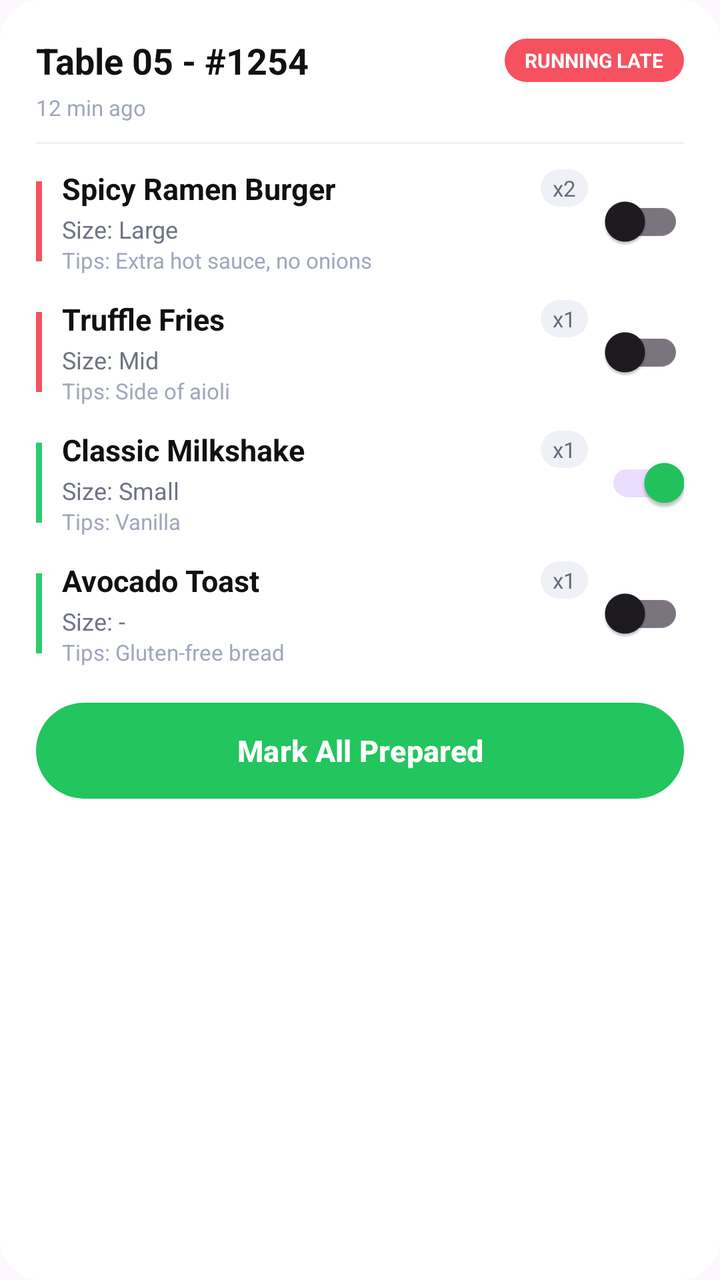
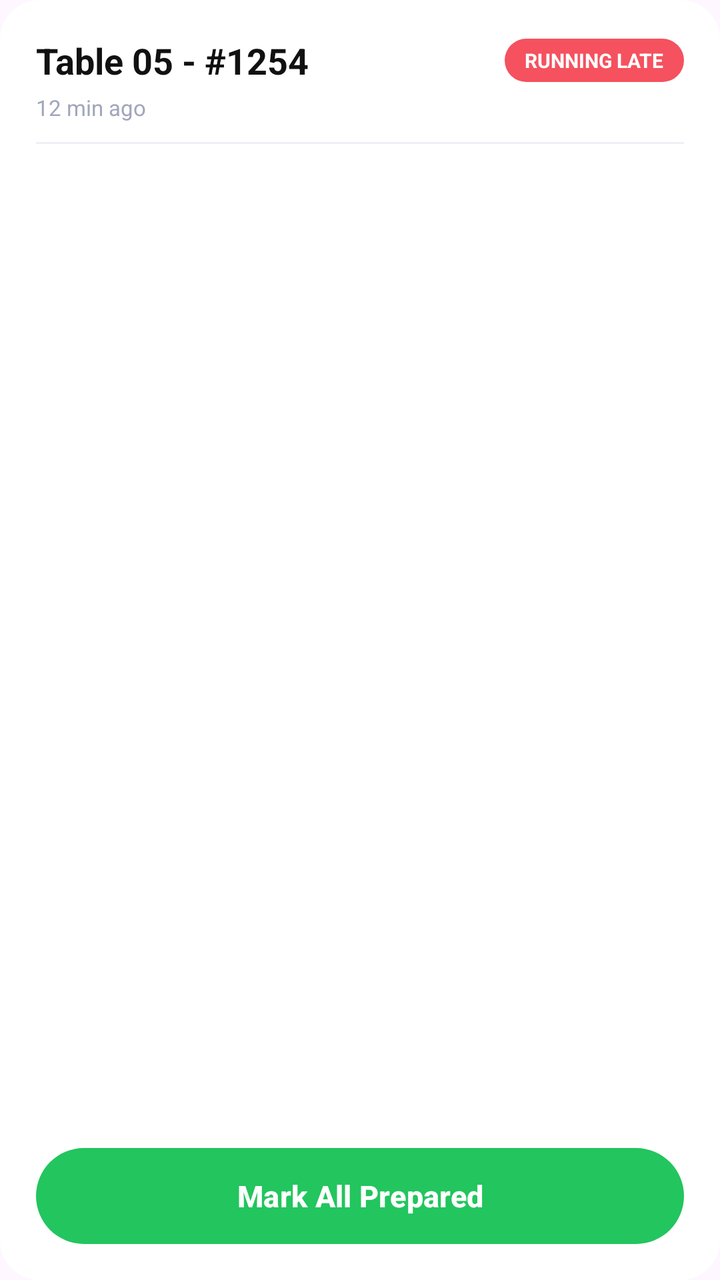

Before-and-after screenshots of an Android layout around one commit, followed by the original layout XML and the change that was made.
<!-- AndroidManifest.xml: application theme Theme.StreetFeast -->
<!-- res/layout/order_card_item.xml -->
<?xml version="1.0" encoding="utf-8"?>
<LinearLayout xmlns:android="http://schemas.android.com/apk/res/android"
    xmlns:app="http://schemas.android.com/apk/res-auto"
    android:id="@+id/orderCard"
    android:layout_width="match_parent"
    android:layout_height="match_parent"
    android:background="@drawable/bg_card"
    android:orientation="vertical"
    android:padding="18dp">

    
    <LinearLayout
        android:layout_width="match_parent"
        android:layout_height="wrap_content"
        android:gravity="center_vertical"
        android:orientation="horizontal">

        <TextView
            android:id="@+id/tvTableHeader"
            android:layout_width="0dp"
            android:layout_height="wrap_content"
            android:layout_weight="1"
            android:ellipsize="end"
            android:maxLines="1"
            android:text="Table 05 - #1254"
            android:textColor="#111111"
            android:textSize="18sp"
            android:textStyle="bold" />

        <TextView
            android:id="@+id/badgeRunningLate"
            android:layout_width="wrap_content"
            android:layout_height="wrap_content"
            android:background="@drawable/bg_badge_running_late"
            android:paddingStart="10dp"
            android:paddingEnd="10dp"
            android:paddingTop="4dp"
            android:paddingBottom="4dp"
            android:text="RUNNING LATE"
            android:textAllCaps="true"
            android:textColor="@android:color/white"
            android:textSize="10sp"
            android:textStyle="bold" />
    </LinearLayout>

    <TextView
        android:id="@+id/tvLastUpdated"
        android:layout_width="wrap_content"
        android:layout_height="wrap_content"
        android:layout_marginTop="4dp"
        android:text="12 min ago"
        android:textColor="#A0A7BC"
        android:textSize="11sp" />

    
    <View
        android:layout_width="match_parent"
        android:layout_height="1dp"
        android:layout_marginTop="10dp"
        android:background="#EEF0F5" />

    

    
    <LinearLayout
        android:id="@+id/item1"
        android:layout_width="match_parent"
        android:layout_height="wrap_content"
        android:layout_marginTop="12dp"
        android:gravity="center_vertical"
        android:orientation="horizontal">

        
        <View
            android:id="@+id/colorBar1"
            android:layout_width="3dp"
            android:layout_height="40dp"
            android:layout_marginEnd="10dp"
            android:background="#F5515F" />

        
        <LinearLayout
            android:layout_width="0dp"
            android:layout_height="wrap_content"
            android:layout_weight="1"
            android:orientation="vertical">

            <LinearLayout
                android:layout_width="match_parent"
                android:layout_height="wrap_content"
                android:gravity="center_vertical"
                android:orientation="horizontal">

                <TextView
                    android:id="@+id/tvItem1Name"
                    android:layout_width="0dp"
                    android:layout_height="wrap_content"
                    android:layout_weight="1"
                    android:ellipsize="end"
                    android:maxLines="1"
                    android:text="Spicy Ramen Burger"
                    android:textColor="#111111"
                    android:textSize="15sp"
                    android:textStyle="bold" />

                <TextView
                    android:id="@+id/tvItem1Qty"
                    android:layout_width="wrap_content"
                    android:layout_height="wrap_content"
                    android:layout_marginStart="8dp"
                    android:background="@drawable/bg_qty_badge"
                    android:paddingStart="6dp"
                    android:paddingEnd="6dp"
                    android:paddingTop="2dp"
                    android:paddingBottom="2dp"
                    android:text="x2"
                    android:textColor="#666A7A"
                    android:textSize="11sp" />
            </LinearLayout>

            <TextView
                android:id="@+id/tvItem1Size"
                android:layout_width="wrap_content"
                android:layout_height="wrap_content"
                android:layout_marginTop="2dp"
                android:ellipsize="end"
                android:maxLines="1"
                android:text="Size: Large"
                android:textColor="#6F7384"
                android:textSize="12sp" />

            <TextView
                android:id="@+id/tvItem1Tips"
                android:layout_width="match_parent"
                android:layout_height="wrap_content"
                android:ellipsize="end"
                android:maxLines="1"
                android:text="Tips: Extra hot sauce, no onions"
                android:textColor="#A0A7BC"
                android:textSize="11sp" />
        </LinearLayout>

        <ImageView
            android:id="@+id/preparedIcon1"
            android:layout_width="18dp"
            android:layout_height="18dp"
            android:layout_marginEnd="8dp"
            android:visibility="gone"
            app:tint="#2ECC71"
            android:src="@drawable/ic_check_white_20"
            android:contentDescription="@null" />

        <androidx.appcompat.widget.SwitchCompat
            android:id="@+id/switchItem1"
            android:layout_width="wrap_content"
            android:layout_height="wrap_content" />
    </LinearLayout>

    
    <LinearLayout
        android:id="@+id/item2"
        android:layout_width="match_parent"
        android:layout_height="wrap_content"
        android:layout_marginTop="12dp"
        android:gravity="center_vertical"
        android:orientation="horizontal">

        <View
            android:id="@+id/colorBar2"
            android:layout_width="3dp"
            android:layout_height="40dp"
            android:layout_marginEnd="10dp"
            android:background="#F5515F" />

        <LinearLayout
            android:layout_width="0dp"
            android:layout_height="wrap_content"
            android:layout_weight="1"
            android:orientation="vertical">

            <LinearLayout
                android:layout_width="match_parent"
                android:layout_height="wrap_content"
                android:gravity="center_vertical"
                android:orientation="horizontal">

                <TextView
                    android:id="@+id/tvItem2Name"
                    android:layout_width="0dp"
                    android:layout_height="wrap_content"
                    android:layout_weight="1"
                    android:ellipsize="end"
                    android:maxLines="1"
                    android:text="Truffle Fries"
                    android:textColor="#111111"
                    android:textSize="15sp"
                    android:textStyle="bold" />

                <TextView
                    android:id="@+id/tvItem2Qty"
                    android:layout_width="wrap_content"
                    android:layout_height="wrap_content"
                    android:layout_marginStart="8dp"
                    android:background="@drawable/bg_qty_badge"
                    android:paddingStart="6dp"
                    android:paddingEnd="6dp"
                    android:paddingTop="2dp"
                    android:paddingBottom="2dp"
                    android:text="x1"
                    android:textColor="#666A7A"
                    android:textSize="11sp" />
            </LinearLayout>

            <TextView
                android:id="@+id/tvItem2Size"
                android:layout_width="wrap_content"
                android:layout_height="wrap_content"
                android:layout_marginTop="2dp"
                android:ellipsize="end"
                android:maxLines="1"
                android:text="Size: Mid"
                android:textColor="#6F7384"
                android:textSize="12sp" />

            <TextView
                android:id="@+id/tvItem2Tips"
                android:layout_width="match_parent"
                android:layout_height="wrap_content"
                android:ellipsize="end"
                android:maxLines="1"
                android:text="Tips: Side of aioli"
                android:textColor="#A0A7BC"
                android:textSize="11sp" />
        </LinearLayout>

        <ImageView
            android:id="@+id/preparedIcon2"
            android:layout_width="18dp"
            android:layout_height="18dp"
            android:layout_marginEnd="8dp"
            android:visibility="gone"
            app:tint="#2ECC71"
            android:src="@drawable/ic_check_white_20"
            android:contentDescription="@null" />

        <androidx.appcompat.widget.SwitchCompat
            android:id="@+id/switchItem2"
            android:layout_width="wrap_content"
            android:layout_height="wrap_content" />
    </LinearLayout>

    
    <LinearLayout
        android:id="@+id/item3"
        android:layout_width="match_parent"
        android:layout_height="wrap_content"
        android:layout_marginTop="12dp"
        android:gravity="center_vertical"
        android:orientation="horizontal">

        <View
            android:id="@+id/colorBar3"
            android:layout_width="3dp"
            android:layout_height="40dp"
            android:layout_marginEnd="10dp"
            android:background="#2ECC71" />

        <LinearLayout
            android:layout_width="0dp"
            android:layout_height="wrap_content"
            android:layout_weight="1"
            android:orientation="vertical">

            <LinearLayout
                android:layout_width="match_parent"
                android:layout_height="wrap_content"
                android:gravity="center_vertical"
                android:orientation="horizontal">

                <TextView
                    android:id="@+id/tvItem3Name"
                    android:layout_width="0dp"
                    android:layout_height="wrap_content"
                    android:layout_weight="1"
                    android:ellipsize="end"
                    android:maxLines="1"
                    android:text="Classic Milkshake"
                    android:textColor="#111111"
                    android:textSize="15sp"
                    android:textStyle="bold" />

                <TextView
                    android:id="@+id/tvItem3Qty"
                    android:layout_width="wrap_content"
                    android:layout_height="wrap_content"
                    android:layout_marginStart="8dp"
                    android:background="@drawable/bg_qty_badge"
                    android:paddingStart="6dp"
                    android:paddingEnd="6dp"
                    android:paddingTop="2dp"
                    android:paddingBottom="2dp"
                    android:text="x1"
                    android:textColor="#666A7A"
                    android:textSize="11sp" />
            </LinearLayout>

            <TextView
                android:id="@+id/tvItem3Size"
                android:layout_width="wrap_content"
                android:layout_height="wrap_content"
                android:layout_marginTop="2dp"
                android:ellipsize="end"
                android:maxLines="1"
                android:text="Size: Small"
                android:textColor="#6F7384"
                android:textSize="12sp" />

            <TextView
                android:id="@+id/tvItem3Tips"
                android:layout_width="match_parent"
                android:layout_height="wrap_content"
                android:ellipsize="end"
                android:maxLines="1"
                android:text="Tips: Vanilla"
                android:textColor="#A0A7BC"
                android:textSize="11sp" />
        </LinearLayout>

        <ImageView
            android:id="@+id/preparedIcon3"
            android:layout_width="18dp"
            android:layout_height="18dp"
            android:layout_marginEnd="8dp"
            android:visibility="gone"
            app:tint="#2ECC71"
            android:src="@drawable/ic_check_white_20"
            android:contentDescription="@null" />

        <androidx.appcompat.widget.SwitchCompat
            android:id="@+id/switchItem3"
            android:layout_width="wrap_content"
            android:layout_height="wrap_content"
            android:checked="true" />
    </LinearLayout>

    
    <LinearLayout
        android:id="@+id/item4"
        android:layout_width="match_parent"
        android:layout_height="wrap_content"
        android:layout_marginTop="12dp"
        android:gravity="center_vertical"
        android:orientation="horizontal">

        <View
            android:id="@+id/colorBar4"
            android:layout_width="3dp"
            android:layout_height="40dp"
            android:layout_marginEnd="10dp"
            android:background="#2ECC71" />

        <LinearLayout
            android:layout_width="0dp"
            android:layout_height="wrap_content"
            android:layout_weight="1"
            android:orientation="vertical">

            <LinearLayout
                android:layout_width="match_parent"
                android:layout_height="wrap_content"
                android:gravity="center_vertical"
                android:orientation="horizontal">

                <TextView
                    android:id="@+id/tvItem4Name"
                    android:layout_width="0dp"
                    android:layout_height="wrap_content"
                    android:layout_weight="1"
                    android:ellipsize="end"
                    android:maxLines="1"
                    android:text="Avocado Toast"
                    android:textColor="#111111"
                    android:textSize="15sp"
                    android:textStyle="bold" />

                <TextView
                    android:id="@+id/tvItem4Qty"
                    android:layout_width="wrap_content"
                    android:layout_height="wrap_content"
                    android:layout_marginStart="8dp"
                    android:background="@drawable/bg_qty_badge"
                    android:paddingStart="6dp"
                    android:paddingEnd="6dp"
                    android:paddingTop="2dp"
                    android:paddingBottom="2dp"
                    android:text="x1"
                    android:textColor="#666A7A"
                    android:textSize="11sp" />
            </LinearLayout>

            <TextView
                android:id="@+id/tvItem4Size"
                android:layout_width="wrap_content"
                android:layout_height="wrap_content"
                android:layout_marginTop="2dp"
                android:ellipsize="end"
                android:maxLines="1"
                android:text="Size: -"
                android:textColor="#6F7384"
                android:textSize="12sp" />

            <TextView
                android:id="@+id/tvItem4Tips"
                android:layout_width="match_parent"
                android:layout_height="wrap_content"
                android:ellipsize="end"
                android:maxLines="1"
                android:text="Tips: Gluten-free bread"
                android:textColor="#A0A7BC"
                android:textSize="11sp" />
        </LinearLayout>

        <ImageView
            android:id="@+id/preparedIcon4"
            android:layout_width="18dp"
            android:layout_height="18dp"
            android:layout_marginEnd="8dp"
            android:visibility="gone"
            app:tint="#2ECC71"
            android:src="@drawable/ic_check_white_20"
            android:contentDescription="@null" />

        <androidx.appcompat.widget.SwitchCompat
            android:id="@+id/switchItem4"
            android:layout_width="wrap_content"
            android:layout_height="wrap_content" />
    </LinearLayout>

    <TextView
        android:id="@+id/tvMoreItems"
        android:layout_width="wrap_content"
        android:layout_height="wrap_content"
        android:layout_marginTop="8dp"
        android:text="+3 more"
        android:textColor="#6F7384"
        android:textSize="12sp"
        android:ellipsize="end"
        android:singleLine="true"
        android:visibility="gone" />

    
    <Button
        android:id="@+id/btnMarkAllPrepared"
        android:layout_width="match_parent"
        android:layout_height="48dp"
        android:layout_marginTop="18dp"
        android:background="@drawable/bg_green_cta"
        android:text="Mark All Prepared"
        android:textAllCaps="false"
        android:textColor="@android:color/white"
        android:textSize="15sp"
        android:textStyle="bold" />

</LinearLayout>
<!-- resources referenced by this layout -->
<resources>
  <!-- drawable bg_badge_running_late (drawable) -->
  <shape xmlns:android="http://schemas.android.com/apk/res/android">
      <solid android:color="#F5515F" />
      <corners android:radius="999dp" />
  </shape>
  <!-- drawable bg_card (drawable) -->
  <shape xmlns:android="http://schemas.android.com/apk/res/android">
      <solid android:color="#FFFFFF" />
      <corners android:radius="20dp" />
      <padding
          android:left="0dp"
          android:top="0dp"
          android:right="0dp"
          android:bottom="0dp" />
      <shadowColor android:color="#22000000" />
  </shape>
  <!-- drawable bg_green_cta (drawable) -->
  <shape xmlns:android="http://schemas.android.com/apk/res/android">
      <solid android:color="#2ECC71" />
      <corners android:radius="24dp" />
  </shape>
  <!-- drawable bg_qty_badge (drawable) -->
  <shape xmlns:android="http://schemas.android.com/apk/res/android">
      <solid android:color="#EFF1F7" />
      <corners android:radius="999dp" />
  </shape>
  <!-- drawable ic_check_white_20 (drawable) -->
  <vector xmlns:android="http://schemas.android.com/apk/res/android"
      android:width="20dp" android:height="20dp"
      android:viewportWidth="24" android:viewportHeight="24">
      <path android:fillColor="#FFFFFF"
          android:pathData="M9,16.2 4.8,12 3.4,13.4 9,19 21,7 19.6,5.6z"/>
  </vector>
  <style name="Theme.StreetFeast" parent="Base.Theme.StreetFeast" />
  <style name="Base.Theme.StreetFeast" parent="Theme.Material3.Light.NoActionBar">
          <item name="colorPrimary">@color/action_primary</item>
          <item name="colorOnPrimary">@color/white</item>
          <item name="android:statusBarColor">@color/white</item>
          <item name="android:windowLightStatusBar">true</item>
          <item name="android:textColorPrimary">@color/text_primary</item>
          <item name="android:textColorSecondary">@color/text_secondary</item>
      </style>
  <color name="action_primary">#22C55E</color>
  <color name="white">#FFFFFFFF</color>
  <color name="text_primary">#1F2937</color>
  <color name="text_secondary">#6B7280</color>
</resources>

<!-- the commit's change to res/layout/order_card_item.xml (unified diff, before → after) -->
@@ -60,393 +60,22 @@
         android:background="#EEF0F5" />
 
     
-
-    
-    <LinearLayout
-        android:id="@+id/item1"
+    <androidx.core.widget.NestedScrollView
+        android:id="@+id/itemsScroll"
         android:layout_width="match_parent"
-        android:layout_height="wrap_content"
-        android:layout_marginTop="12dp"
-        android:gravity="center_vertical"
-        android:orientation="horizontal">
-
-        
-        <View
-            android:id="@+id/colorBar1"
-            android:layout_width="3dp"
-            android:layout_height="40dp"
-            android:layout_marginEnd="10dp"
-            android:background="#F5515F" />
-
-        
-        <LinearLayout
-            android:layout_width="0dp"
-            android:layout_height="wrap_content"
-            android:layout_weight="1"
-            android:orientation="vertical">
-
-            <LinearLayout
-                android:layout_width="match_parent"
-                android:layout_height="wrap_content"
-                android:gravity="center_vertical"
-                android:orientation="horizontal">
-
-                <TextView
-                    android:id="@+id/tvItem1Name"
-                    android:layout_width="0dp"
-                    android:layout_height="wrap_content"
-                    android:layout_weight="1"
-                    android:ellipsize="end"
-                    android:maxLines="1"
-                    android:text="Spicy Ramen Burger"
-                    android:textColor="#111111"
-                    android:textSize="15sp"
-                    android:textStyle="bold" />
-
-                <TextView
-                    android:id="@+id/tvItem1Qty"
-                    android:layout_width="wrap_content"
-                    android:layout_height="wrap_content"
-                    android:layout_marginStart="8dp"
-                    android:background="@drawable/bg_qty_badge"
-                    android:paddingStart="6dp"
-                    android:paddingEnd="6dp"
-                    android:paddingTop="2dp"
-                    android:paddingBottom="2dp"
-                    android:text="x2"
-                    android:textColor="#666A7A"
-                    android:textSize="11sp" />
-            </LinearLayout>
-
-            <TextView
-                android:id="@+id/tvItem1Size"
-                android:layout_width="wrap_content"
-                android:layout_height="wrap_content"
-                android:layout_marginTop="2dp"
-                android:ellipsize="end"
-                android:maxLines="1"
-                android:text="Size: Large"
-                android:textColor="#6F7384"
-                android:textSize="12sp" />
-
-            <TextView
-                android:id="@+id/tvItem1Tips"
-                android:layout_width="match_parent"
-                android:layout_height="wrap_content"
-                android:ellipsize="end"
-                android:maxLines="1"
-                android:text="Tips: Extra hot sauce, no onions"
-                android:textColor="#A0A7BC"
-                android:textSize="11sp" />
-        </LinearLayout>
-
-        <ImageView
-            android:id="@+id/preparedIcon1"
-            android:layout_width="18dp"
-            android:layout_height="18dp"
-            android:layout_marginEnd="8dp"
-            android:visibility="gone"
-            app:tint="#2ECC71"
-            android:src="@drawable/ic_check_white_20"
-            android:contentDescription="@null" />
-
-        <androidx.appcompat.widget.SwitchCompat
-            android:id="@+id/switchItem1"
-            android:layout_width="wrap_content"
-            android:layout_height="wrap_content" />
-    </LinearLayout>
-
-    
-    <LinearLayout
-        android:id="@+id/item2"
-        android:layout_width="match_parent"
-        android:layout_height="wrap_content"
-        android:layout_marginTop="12dp"
-        android:gravity="center_vertical"
-        android:orientation="horizontal">
-
-        <View
-            android:id="@+id/colorBar2"
-            android:layout_width="3dp"
-            android:layout_height="40dp"
-            android:layout_marginEnd="10dp"
-            android:background="#F5515F" />
+        android:layout_height="0dp"
+        android:layout_weight="1"
+        android:fillViewport="true"
+        android:overScrollMode="never"
+        android:scrollbars="none">
 
         <LinearLayout
-            android:layout_width="0dp"
+            android:id="@+id/itemsContainer"
+            android:layout_width="match_parent"
             android:layout_height="wrap_content"
-            android:layout_weight="1"
-            android:orientation="vertical">
+            android:orientation="vertical" />
 
-            <LinearLayout
-                android:layout_width="match_parent"
-                android:layout_height="wrap_content"
-                android:gravity="center_vertical"
-                android:orientation="horizontal">
-
-                <TextView
-                    android:id="@+id/tvItem2Name"
-                    android:layout_width="0dp"
-                    android:layout_height="wrap_content"
-                    android:layout_weight="1"
-                    android:ellipsize="end"
-                    android:maxLines="1"
-                    android:text="Truffle Fries"
-                    android:textColor="#111111"
-                    android:textSize="15sp"
-                    android:textStyle="bold" />
-
-                <TextView
-                    android:id="@+id/tvItem2Qty"
-                    android:layout_width="wrap_content"
-                    android:layout_height="wrap_content"
-                    android:layout_marginStart="8dp"
-                    android:background="@drawable/bg_qty_badge"
-                    android:paddingStart="6dp"
-                    android:paddingEnd="6dp"
-                    android:paddingTop="2dp"
-                    android:paddingBottom="2dp"
-                    android:text="x1"
-                    android:textColor="#666A7A"
-                    android:textSize="11sp" />
-            </LinearLayout>
-
-            <TextView
-                android:id="@+id/tvItem2Size"
-                android:layout_width="wrap_content"
-                android:layout_height="wrap_content"
-                android:layout_marginTop="2dp"
-                android:ellipsize="end"
-                android:maxLines="1"
-                android:text="Size: Mid"
-                android:textColor="#6F7384"
-                android:textSize="12sp" />
-
-            <TextView
-                android:id="@+id/tvItem2Tips"
-                android:layout_width="match_parent"
-                android:layout_height="wrap_content"
-                android:ellipsize="end"
-                android:maxLines="1"
-                android:text="Tips: Side of aioli"
-                android:textColor="#A0A7BC"
-                android:textSize="11sp" />
-        </LinearLayout>
-
-        <ImageView
-            android:id="@+id/preparedIcon2"
-            android:layout_width="18dp"
-            android:layout_height="18dp"
-            android:layout_marginEnd="8dp"
-            android:visibility="gone"
-            app:tint="#2ECC71"
-            android:src="@drawable/ic_check_white_20"
-            android:contentDescription="@null" />
-
-        <androidx.appcompat.widget.SwitchCompat
-            android:id="@+id/switchItem2"
-            android:layout_width="wrap_content"
-            android:layout_height="wrap_content" />
-    </LinearLayout>
-
-    
-    <LinearLayout
-        android:id="@+id/item3"
-        android:layout_width="match_parent"
-        android:layout_height="wrap_content"
-        android:layout_marginTop="12dp"
-        android:gravity="center_vertical"
-        android:orientation="horizontal">
-
-        <View
-            android:id="@+id/colorBar3"
-            android:layout_width="3dp"
-            android:layout_height="40dp"
-            android:layout_marginEnd="10dp"
-            android:background="#2ECC71" />
-
-        <LinearLayout
-            android:layout_width="0dp"
-            android:layout_height="wrap_content"
-            android:layout_weight="1"
-            android:orientation="vertical">
-
-            <LinearLayout
-                android:layout_width="match_parent"
-                android:layout_height="wrap_content"
-                android:gravity="center_vertical"
-                android:orientation="horizontal">
-
-                <TextView
-                    android:id="@+id/tvItem3Name"
-                    android:layout_width="0dp"
-                    android:layout_height="wrap_content"
-                    android:layout_weight="1"
-                    android:ellipsize="end"
-                    android:maxLines="1"
-                    android:text="Classic Milkshake"
-                    android:textColor="#111111"
-                    android:textSize="15sp"
-                    android:textStyle="bold" />
-
-                <TextView
-                    android:id="@+id/tvItem3Qty"
-                    android:layout_width="wrap_content"
-                    android:layout_height="wrap_content"
-                    android:layout_marginStart="8dp"
-                    android:background="@drawable/bg_qty_badge"
-                    android:paddingStart="6dp"
-                    android:paddingEnd="6dp"
-                    android:paddingTop="2dp"
-                    android:paddingBottom="2dp"
-                    android:text="x1"
-                    android:textColor="#666A7A"
-                    android:textSize="11sp" />
-            </LinearLayout>
-
-            <TextView
-                android:id="@+id/tvItem3Size"
-                android:layout_width="wrap_content"
-                android:layout_height="wrap_content"
-                android:layout_marginTop="2dp"
-                android:ellipsize="end"
-                android:maxLines="1"
-                android:text="Size: Small"
-                android:textColor="#6F7384"
-                android:textSize="12sp" />
-
-            <TextView
-                android:id="@+id/tvItem3Tips"
-                android:layout_width="match_parent"
-                android:layout_height="wrap_content"
-                android:ellipsize="end"
-                android:maxLines="1"
-                android:text="Tips: Vanilla"
-                android:textColor="#A0A7BC"
-                android:textSize="11sp" />
-        </LinearLayout>
-
-        <ImageView
-            android:id="@+id/preparedIcon3"
-            android:layout_width="18dp"
-            android:layout_height="18dp"
-            android:layout_marginEnd="8dp"
-            android:visibility="gone"
-            app:tint="#2ECC71"
-            android:src="@drawable/ic_check_white_20"
-            android:contentDescription="@null" />
-
-        <androidx.appcompat.widget.SwitchCompat
-            android:id="@+id/switchItem3"
-            android:layout_width="wrap_content"
-            android:layout_height="wrap_content"
-            android:checked="true" />
-    </LinearLayout>
-
-    
-    <LinearLayout
-        android:id="@+id/item4"
-        android:layout_width="match_parent"
-        android:layout_height="wrap_content"
-        android:layout_marginTop="12dp"
-        android:gravity="center_vertical"
-        android:orientation="horizontal">
-
-        <View
-            android:id="@+id/colorBar4"
-            android:layout_width="3dp"
-            android:layout_height="40dp"
-            android:layout_marginEnd="10dp"
-            android:background="#2ECC71" />
-
-        <LinearLayout
-            android:layout_width="0dp"
-            android:layout_height="wrap_content"
-            android:layout_weight="1"
-            android:orientation="vertical">
-
-            <LinearLayout
-                android:layout_width="match_parent"
-                android:layout_height="wrap_content"
-                android:gravity="center_vertical"
-                android:orientation="horizontal">
-
-                <TextView
-                    android:id="@+id/tvItem4Name"
-                    android:layout_width="0dp"
-                    android:layout_height="wrap_content"
-                    android:layout_weight="1"
-                    android:ellipsize="end"
-                    android:maxLines="1"
-                    android:text="Avocado Toast"
-                    android:textColor="#111111"
-                    android:textSize="15sp"
-                    android:textStyle="bold" />
-
-                <TextView
-                    android:id="@+id/tvItem4Qty"
-                    android:layout_width="wrap_content"
-                    android:layout_height="wrap_content"
-                    android:layout_marginStart="8dp"
-                    android:background="@drawable/bg_qty_badge"
-                    android:paddingStart="6dp"
-                    android:paddingEnd="6dp"
-                    android:paddingTop="2dp"
-                    android:paddingBottom="2dp"
-                    android:text="x1"
-                    android:textColor="#666A7A"
-                    android:textSize="11sp" />
-            </LinearLayout>
-
-            <TextView
-                android:id="@+id/tvItem4Size"
-                android:layout_width="wrap_content"
-                android:layout_height="wrap_content"
-                android:layout_marginTop="2dp"
-                android:ellipsize="end"
-                android:maxLines="1"
-                android:text="Size: -"
-                android:textColor="#6F7384"
-                android:textSize="12sp" />
-
-            <TextView
-                android:id="@+id/tvItem4Tips"
-                android:layout_width="match_parent"
-                android:layout_height="wrap_content"
-                android:ellipsize="end"
-                android:maxLines="1"
-                android:text="Tips: Gluten-free bread"
-                android:textColor="#A0A7BC"
-                android:textSize="11sp" />
-        </LinearLayout>
-
-        <ImageView
-            android:id="@+id/preparedIcon4"
-            android:layout_width="18dp"
-            android:layout_height="18dp"
-            android:layout_marginEnd="8dp"
-            android:visibility="gone"
-            app:tint="#2ECC71"
-            android:src="@drawable/ic_check_white_20"
-            android:contentDescription="@null" />
-
-        <androidx.appcompat.widget.SwitchCompat
-            android:id="@+id/switchItem4"
-            android:layout_width="wrap_content"
-            android:layout_height="wrap_content" />
-    </LinearLayout>
-
-    <TextView
-        android:id="@+id/tvMoreItems"
-        android:layout_width="wrap_content"
-        android:layout_height="wrap_content"
-        android:layout_marginTop="8dp"
-        android:text="+3 more"
-        android:textColor="#6F7384"
-        android:textSize="12sp"
-        android:ellipsize="end"
-        android:singleLine="true"
-        android:visibility="gone" />
+    </androidx.core.widget.NestedScrollView>
 
     
     <Button
<!-- resource entries referenced after the edit -->
@@ -21,18 +21,6 @@
       <solid android:color="#2ECC71" />
       <corners android:radius="24dp" />
   </shape>
-  <!-- drawable bg_qty_badge (drawable) -->
-  <shape xmlns:android="http://schemas.android.com/apk/res/android">
-      <solid android:color="#EFF1F7" />
-      <corners android:radius="999dp" />
-  </shape>
-  <!-- drawable ic_check_white_20 (drawable) -->
-  <vector xmlns:android="http://schemas.android.com/apk/res/android"
-      android:width="20dp" android:height="20dp"
-      android:viewportWidth="24" android:viewportHeight="24">
-      <path android:fillColor="#FFFFFF"
-          android:pathData="M9,16.2 4.8,12 3.4,13.4 9,19 21,7 19.6,5.6z"/>
-  </vector>
   <style name="Theme.StreetFeast" parent="Base.Theme.StreetFeast" />
   <style name="Base.Theme.StreetFeast" parent="Theme.Material3.Light.NoActionBar">
           <item name="colorPrimary">@color/action_primary</item>
